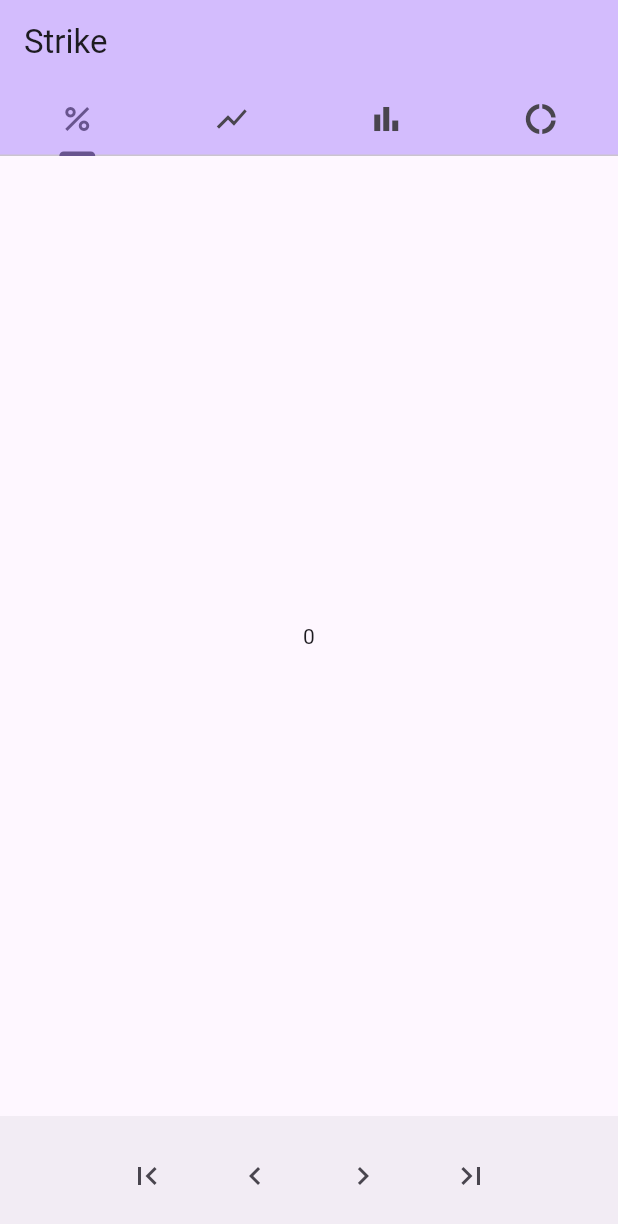
After one commit to ahsparrow/strike, a Flutter app: the screen it shows after launch, on a phone screen of 412 x 824 dp. The commit adds this screen. Shown: the top 1224 px of the screen. Run offline on Flutter 3.47's test engine with Material 3 defaults, Android fonts, the phone set to English and light mode, and no system bars.

Commit message:
Split charts into separte widgets

```diff
--- a/lib/main.dart
+++ b/lib/main.dart
@@ -2,6 +2,10 @@ import 'package:flutter/material.dart';
 import 'package:provider/provider.dart';
 
 import 'data.dart';
+import 'widgets/line.dart';
+import 'widgets/score.dart';
+import 'widgets/rms.dart';
+import 'widgets/accuracy.dart';
 
 void main() {
   runApp(
@@ -63,17 +67,11 @@ class MyHomePage extends StatelessWidget {
             ],
           ),
         ),
-        body: TabBarView(children: [
-          Center(
-            child: Consumer<StrikeData>(
-              builder: (context, strikeData, child) => Text(
-                '${strikeData.value}',
-              ),
-            ),
-          ),
-          const Center(child: Text('Line')),
-          const Center(child: Text('RMS')),
-          const Center(child: Text('Accuracy')),
+        body: const TabBarView(children: [
+          ScoreWidget(),
+          LineWidget(),
+          RmsWidget(),
+          AccuracyWidget(),
         ]),
         bottomNavigationBar: BottomAppBar(
           child: Row(
--- /dev/null
+++ b/lib/widgets/score.dart
@@ -0,0 +1,19 @@
+import 'package:flutter/material.dart';
+import 'package:provider/provider.dart';
+
+import '../data.dart';
+
+class ScoreWidget extends StatelessWidget {
+  const ScoreWidget({super.key});
+
+  @override
+  Widget build(context) {
+    return Center(
+      child: Consumer<StrikeData>(
+        builder: (context, strikeData, child) => Text(
+          '${strikeData.value}',
+        ),
+      ),
+    );
+  }
+}
```
Also changed, not shown: lib/widgets/accuracy.dart (added, +12 -0 lines), lib/widgets/line.dart (added, +12 -0 lines), lib/widgets/rms.dart (added, +12 -0 lines).
